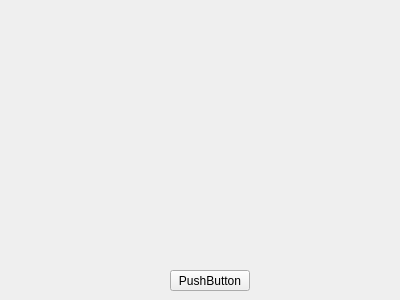
Qt form qtQuickOrder/QuickOrder/productregistermenu.ui (henriqueramalho1/QuickOrder) before a commit.
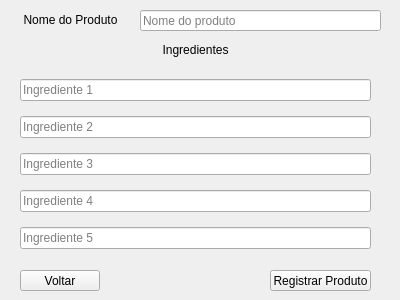
The same form after that commit.

```diff
--- a/qtQuickOrder/QuickOrder/productregistermenu.ui
+++ b/qtQuickOrder/QuickOrder/productregistermenu.ui
@@ -13,17 +13,128 @@
   <property name="windowTitle">
    <string>Form</string>
   </property>
-  <widget class="QPushButton" name="pushButton">
+  <widget class="QLineEdit" name="nameInput">
    <property name="geometry">
     <rect>
-     <x>170</x>
+     <x>140</x>
+     <y>10</y>
+     <width>241</width>
+     <height>21</height>
+    </rect>
+   </property>
+   <property name="text">
+    <string/>
+   </property>
+   <property name="placeholderText">
+    <string>Nome do produto</string>
+   </property>
+  </widget>
+  <widget class="QLabel" name="label">
+   <property name="geometry">
+    <rect>
+     <x>20</x>
+     <y>10</y>
+     <width>101</width>
+     <height>20</height>
+    </rect>
+   </property>
+   <property name="text">
+    <string>Nome do Produto</string>
+   </property>
+   <property name="alignment">
+    <set>Qt::AlignCenter</set>
+   </property>
+  </widget>
+  <widget class="QLabel" name="label_2">
+   <property name="geometry">
+    <rect>
+     <x>150</x>
+     <y>40</y>
+     <width>91</width>
+     <height>20</height>
+    </rect>
+   </property>
+   <property name="text">
+    <string>Ingredientes</string>
+   </property>
+   <property name="alignment">
+    <set>Qt::AlignCenter</set>
+   </property>
+  </widget>
+  <widget class="QWidget" name="verticalLayoutWidget">
+   <property name="geometry">
+    <rect>
+     <x>20</x>
+     <y>70</y>
+     <width>351</width>
+     <height>191</height>
+    </rect>
+   </property>
+   <layout class="QVBoxLayout" name="verticalLayout">
+    <item>
+     <widget class="QLineEdit" name="ingredientInput">
+      <property name="text">
+       <string/>
+      </property>
+      <property name="placeholderText">
+       <string>Ingrediente 1</string>
+      </property>
+     </widget>
+    </item>
+    <item>
+     <widget class="QLineEdit" name="ingredientInput_2">
+      <property name="placeholderText">
+       <string>Ingrediente 2</string>
+      </property>
+     </widget>
+    </item>
+    <item>
+     <widget class="QLineEdit" name="ingredientInput_3">
+      <property name="placeholderText">
+       <string>Ingrediente 3</string>
+      </property>
+     </widget>
+    </item>
+    <item>
+     <widget class="QLineEdit" name="ingredientInput_4">
+      <property name="placeholderText">
+       <string>Ingrediente 4</string>
+      </property>
+     </widget>
+    </item>
+    <item>
+     <widget class="QLineEdit" name="ingredientInput_5">
+      <property name="placeholderText">
+       <string>Ingrediente 5</string>
+      </property>
+     </widget>
+    </item>
+   </layout>
+  </widget>
+  <widget class="QPushButton" name="registerButton">
+   <property name="geometry">
+    <rect>
+     <x>270</x>
+     <y>270</y>
+     <width>101</width>
+     <height>21</height>
+    </rect>
+   </property>
+   <property name="text">
+    <string>Registrar Produto</string>
+   </property>
+  </widget>
+  <widget class="QPushButton" name="backButton">
+   <property name="geometry">
+    <rect>
+     <x>20</x>
      <y>270</y>
      <width>80</width>
      <height>21</height>
     </rect>
    </property>
    <property name="text">
-    <string>PushButton</string>
+    <string>Voltar</string>
    </property>
   </widget>
  </widget>
```
